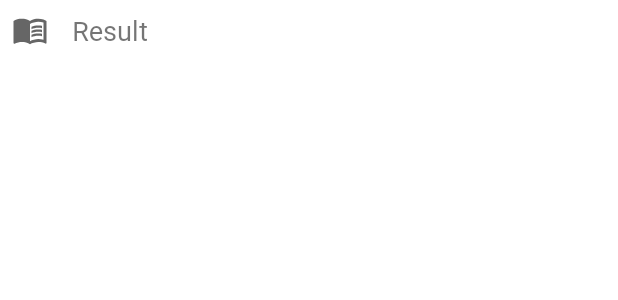
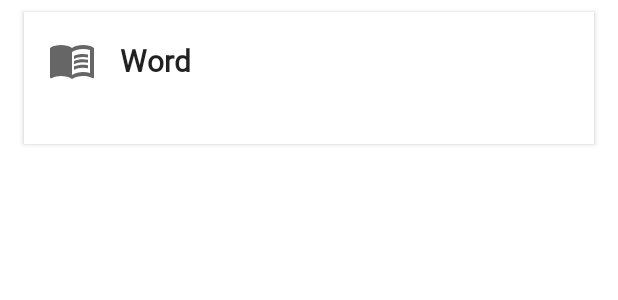
Before and after one commit to cheapmon/balalaika, an Android app: the layout fragment_search_item.xml on its own in the app's theme, with its tools: preview values and no code run, on a phone screen of 412 x 824 dp. Shown: the top 300 px of the screen. Run offline under Robolectric (Android 15) with nearby library versions, the phone set to English and light mode, and no system bars.

Commit message:
Show dictionary entry in search and highlight

```diff
--- a/app/src/main/java/com/github/cheapmon/balalaika/data/entities/Property.kt
+++ b/app/src/main/java/com/github/cheapmon/balalaika/data/entities/Property.kt
@@ -51,6 +51,10 @@ interface PropertyDao {
     fun getAllVisible(): Flow<List<PropertyWithRelations>>
 
     @Transaction
+    @Query("""SELECT * FROM property WHERE property.lexeme_id IN (:lexemeId)""")
+    fun findByLexemeId(lexemeId: List<Long>): Flow<List<PropertyWithRelations>>
+
+    @Transaction
     @Query("SELECT * FROM property WHERE value LIKE '%' || (:query) || '%'")
     fun findByValue(query: String): Flow<List<PropertyWithRelations>>
 
--- a/app/src/main/java/com/github/cheapmon/balalaika/ui/dictionary/widgets/AudioWidget.kt
+++ b/app/src/main/java/com/github/cheapmon/balalaika/ui/dictionary/widgets/AudioWidget.kt
@@ -11,8 +11,10 @@ class AudioWidget(
     parent: ViewGroup,
     listener: WidgetListener,
     category: Category,
-    properties: List<PropertyWithRelations>
-) : BaseWidget(parent, listener, category, properties) {
+    properties: List<PropertyWithRelations>,
+    hasActions: Boolean,
+    searchText: String?
+) : BaseWidget(parent, listener, category, properties, hasActions, searchText) {
     override fun displayValue(value: String): String {
         return value.split(Regex(";;;")).firstOrNull() ?: ""
     }
--- a/app/src/main/java/com/github/cheapmon/balalaika/ui/dictionary/widgets/ExampleWidget.kt
+++ b/app/src/main/java/com/github/cheapmon/balalaika/ui/dictionary/widgets/ExampleWidget.kt
@@ -14,8 +14,10 @@ class ExampleWidget(
     parent: ViewGroup,
     listener: WidgetListener,
     category: Category,
-    properties: List<PropertyWithRelations>
-) : PlainWidget(parent, listener, category, properties) {
+    properties: List<PropertyWithRelations>,
+    hasActions: Boolean,
+    searchText: String?
+) : PlainWidget(parent, listener, category, properties, hasActions, searchText) {
     override fun createPropertyView(
         inflater: LayoutInflater,
         contentView: ViewGroup,
--- a/app/src/main/java/com/github/cheapmon/balalaika/ui/dictionary/widgets/MorphologyWidget.kt
+++ b/app/src/main/java/com/github/cheapmon/balalaika/ui/dictionary/widgets/MorphologyWidget.kt
@@ -8,8 +8,10 @@ class MorphologyWidget(
     parent: ViewGroup,
     listener: WidgetListener,
     category: Category,
-    properties: List<PropertyWithRelations>
-) : BaseWidget(parent, listener, category, properties) {
+    properties: List<PropertyWithRelations>,
+    hasActions: Boolean,
+    searchText: String?
+) : BaseWidget(parent, listener, category, properties, hasActions, searchText) {
     override val menuItems: Array<String> = properties.flatMap {
         displayValue(it.property.value).split(Regex("\\|"))
     }.toTypedArray()
--- a/app/src/main/java/com/github/cheapmon/balalaika/ui/dictionary/widgets/ReferenceWidget.kt
+++ b/app/src/main/java/com/github/cheapmon/balalaika/ui/dictionary/widgets/ReferenceWidget.kt
@@ -9,8 +9,10 @@ class ReferenceWidget(
     parent: ViewGroup,
     listener: WidgetListener,
     category: Category,
-    properties: List<PropertyWithRelations>
-) : BaseWidget(parent, listener, category, properties) {
+    properties: List<PropertyWithRelations>,
+    hasActions: Boolean,
+    searchText: String?
+) : BaseWidget(parent, listener, category, properties, hasActions, searchText) {
     override fun displayValue(value: String): String {
         return value.split(Regex(";;;")).firstOrNull() ?: ""
     }
--- a/app/src/main/java/com/github/cheapmon/balalaika/ui/dictionary/widgets/UrlWidget.kt
+++ b/app/src/main/java/com/github/cheapmon/balalaika/ui/dictionary/widgets/UrlWidget.kt
@@ -9,8 +9,10 @@ class UrlWidget(
     parent: ViewGroup,
     listener: WidgetListener,
     category: Category,
-    properties: List<PropertyWithRelations>
-) : BaseWidget(parent, listener, category, properties) {
+    properties: List<PropertyWithRelations>,
+    hasActions: Boolean,
+    searchText: String?
+) : BaseWidget(parent, listener, category, properties, hasActions, searchText) {
     override fun displayValue(value: String): String {
         return value.split(Regex(";;;")).firstOrNull() ?: ""
     }
--- a/app/src/main/java/com/github/cheapmon/balalaika/ui/search/SearchFragment.kt
+++ b/app/src/main/java/com/github/cheapmon/balalaika/ui/search/SearchFragment.kt
@@ -87,6 +87,7 @@ class SearchFragment : Fragment(), SearchAdapter.Listener {
             }
         })
         viewModel.query.observe(viewLifecycleOwner, Observer {
+            searchAdapter.submitSearchText(it)
             binding.query = it
         })
         viewModel.restriction.observe(viewLifecycleOwner, Observer {
--- a/app/src/main/res/layout/fragment_search.xml
+++ b/app/src/main/res/layout/fragment_search.xml
@@ -88,9 +88,6 @@
             android:id="@+id/search_results"
             android:layout_width="0dp"
             android:layout_height="0dp"
-            android:layout_marginHorizontal="@dimen/activity_horizontal_margin"
-            android:layout_marginVertical="@dimen/activity_vertical_margin"
-            android:layout_marginTop="8dp"
             app:layout_constraintBottom_toBottomOf="parent"
             app:layout_constraintEnd_toEndOf="parent"
             app:layout_constraintStart_toStartOf="parent"
--- a/app/src/main/res/layout/fragment_search_item.xml
+++ b/app/src/main/res/layout/fragment_search_item.xml
@@ -3,45 +3,68 @@
     xmlns:app="http://schemas.android.com/apk/res-auto"
     xmlns:tools="http://schemas.android.com/tools">
 
-    <data>
+    <com.google.android.material.card.MaterialCardView
+        android:layout_width="match_parent"
+        android:layout_height="wrap_content"
+        android:layout_marginHorizontal="@dimen/activity_horizontal_margin"
+        android:layout_marginVertical="@dimen/activity_vertical_margin"
+        android:background="?attr/selectableItemBackground"
+        android:clickable="true"
+        android:focusable="true"
+        app:cardCornerRadius="0dp"
+        app:cardElevation="2dp">
 
-        <variable
-            name="name"
-            type="String" />
-    </data>
+        <LinearLayout
+            android:layout_width="match_parent"
+            android:layout_height="match_parent"
+            android:layout_marginHorizontal="@dimen/activity_horizontal_margin"
+            android:layout_marginVertical="@dimen/activity_vertical_margin"
+            android:orientation="vertical">
 
             <androidx.constraintlayout.widget.ConstraintLayout
+                android:id="@+id/entry_header"
                 android:layout_width="match_parent"
+                android:layout_height="match_parent"
+                android:minHeight="48dp">
+
+                <com.google.android.material.textview.MaterialTextView
+                    android:id="@+id/entry_title"
+                    android:layout_width="wrap_content"
                     android:layout_height="wrap_content"
-        android:background="?android:attr/selectableItemBackground"
-        android:clickable="true"
-        android:focusable="true">
+                    android:layout_marginStart="16dp"
+                    android:layout_marginLeft="16dp"
+                    android:textAppearance="?attr/textAppearanceHeadline6"
+                    android:textStyle="bold"
+                    app:layout_constraintBottom_toBottomOf="parent"
+                    app:layout_constraintStart_toEndOf="@+id/entry_icon"
+                    app:layout_constraintTop_toTopOf="parent"
+                    tools:text="Word" />
 
                 <ImageView
-            android:id="@+id/search_item_icon"
-            android:layout_width="wrap_content"
-            android:layout_height="wrap_content"
-            android:layout_marginStart="8dp"
-            android:layout_marginLeft="8dp"
-            android:layout_marginTop="8dp"
-            android:layout_marginBottom="8dp"
-            android:contentDescription="@string/desc_search_item_icon"
+                    android:id="@+id/entry_icon"
+                    android:layout_width="32dp"
+                    android:layout_height="32dp"
+                    android:contentDescription="@string/desc_dictionary_item_icon"
                     app:layout_constraintBottom_toBottomOf="parent"
                     app:layout_constraintStart_toStartOf="parent"
                     app:layout_constraintTop_toTopOf="parent"
                     app:srcCompat="@drawable/ic_menu_book" />
 
-        <TextView
-            android:id="@+id/search_item_text"
-            android:layout_width="wrap_content"
-            android:layout_height="wrap_content"
-            android:layout_marginStart="16dp"
-            android:layout_marginLeft="16dp"
-            android:text="@{name}"
-            android:textSize="18sp"
-            app:layout_constraintBottom_toBottomOf="parent"
-            app:layout_constraintStart_toEndOf="@+id/search_item_icon"
-            app:layout_constraintTop_toTopOf="parent"
-            tools:text="Result" />
             </androidx.constraintlayout.widget.ConstraintLayout>
+
+            <LinearLayout
+                android:id="@+id/entry_properties"
+                android:layout_width="match_parent"
+                android:layout_height="match_parent"
+                android:layout_marginVertical="@dimen/activity_vertical_margin"
+                android:divider="@drawable/divider"
+                android:orientation="vertical"
+                android:paddingHorizontal="4dp"
+                android:paddingVertical="4dp"
+                android:showDividers="middle"
+                tools:minHeight="100dp" />
+
+        </LinearLayout>
+
+    </com.google.android.material.card.MaterialCardView>
 </layout>
```
Also changed, not shown: app/src/main/java/com/github/cheapmon/balalaika/data/repositories/SearchRepository.kt (+17 -10 lines), app/src/main/java/com/github/cheapmon/balalaika/ui/dictionary/widgets/BaseWidget.kt (+8 -4 lines), app/src/main/java/com/github/cheapmon/balalaika/ui/dictionary/widgets/PlainWidget.kt (+7 -3 lines), app/src/main/java/com/github/cheapmon/balalaika/ui/dictionary/widgets/Widget.kt (+63 -10 lines), app/src/main/java/com/github/cheapmon/balalaika/ui/search/SearchAdapter.kt (+51 -8 lines), app/src/main/java/com/github/cheapmon/balalaika/util/Extensions.kt (added, +25 -0 lines), app/src/main/res/layout/helper_button.xml (+0 -8 lines), app/src/main/res/layout/helper_italic.xml (+0 -8 lines). Lines whose indentation alone changed are shown as unchanged.
